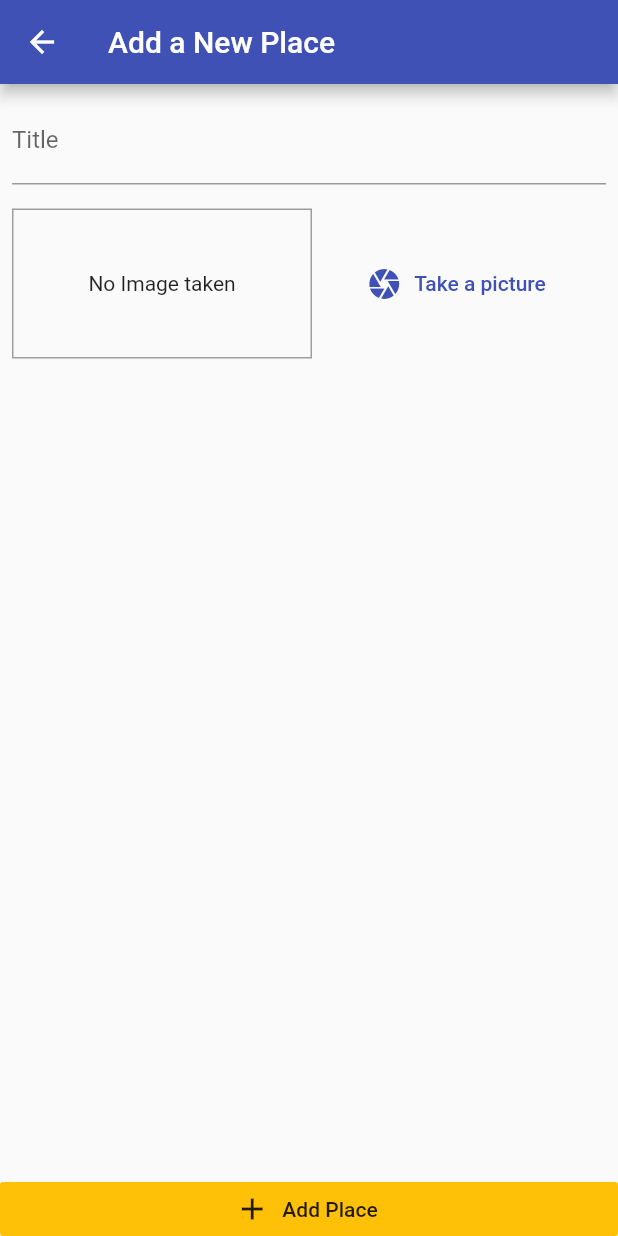
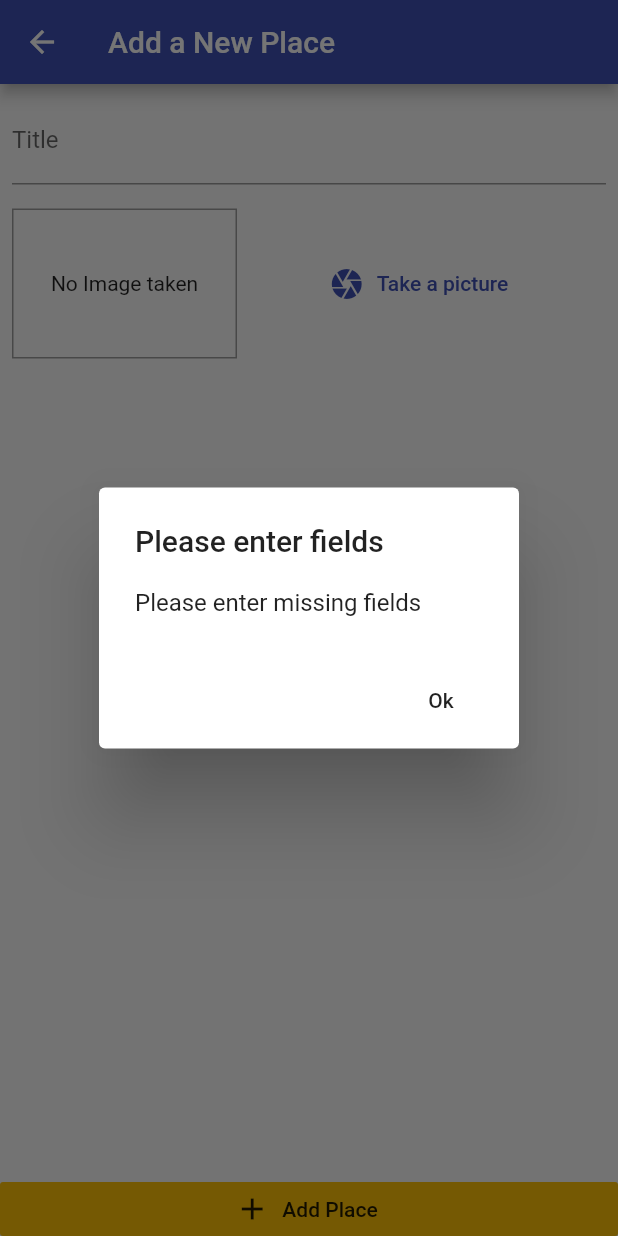
Before and after one commit to AbdoTareq/flutter_great_places, a Flutter app: the AddPlaceScreen screen opened by its route, after a tap on "Add Place", on a phone screen of 412 x 824 dp. Run offline on Flutter 3.47's test engine with Material 2 defaults, Android fonts, the light colour scheme and no system bars; our stand-ins replace image_picker.

Commit message:
feat: Add place to list

```diff
--- a/lib/screens/add_place_screen.dart
+++ b/lib/screens/add_place_screen.dart
@@ -1,11 +1,50 @@
+import 'dart:io';
+
 import 'package:flutter/material.dart';
+import 'package:flutter_great_places/providers/great_places_provider.dart';
 import 'package:flutter_great_places/widgets/image_input.dart';
+import 'package:provider/provider.dart';
 
-class AddPlaceScreen extends StatelessWidget {
+class AddPlaceScreen extends StatefulWidget {
   static const routeName = '/AddPlaceScreen';
+
+  @override
+  _AddPlaceScreenState createState() => _AddPlaceScreenState();
+}
+
+class _AddPlaceScreenState extends State<AddPlaceScreen> {
+  File _pickedImage;
+  TextEditingController _controller = TextEditingController();
+
+  _selectImage(File pickedImage) {
+    _pickedImage = pickedImage;
+  }
+
+  _savePlace() {
+    if (_controller.text.isEmpty || _pickedImage == null) {
+      showDialog(
+          context: context,
+          builder: (ctx) => AlertDialog(
+                title: Text('Please enter fields'),
+                content: Text('Please enter missing fields'),
+                actions: [
+                  FlatButton(
+                    onPressed: () {
+                      Navigator.of(context).pop();
+                    },
+                    child: Text('Ok'),
+                  )
+                ],
+              ));
+      return;
+    }
+    Provider.of<GreatPlacesProvider>(context,listen: false)
+        .addPlace(_controller.text, _pickedImage);
+    Navigator.of(context).pop();
+  }
+
   @override
   Widget build(BuildContext context) {
-    TextEditingController _controller;
     return Scaffold(
       appBar: AppBar(
         title: Text('Add a New Place'),
@@ -22,9 +61,10 @@ class AddPlaceScreen extends StatelessWidget {
                     child: TextField(
                       decoration: InputDecoration(labelText: 'Title'),
                       controller: _controller,
+
                     ),
                   ),
-                  ImageInput(),
+                  ImageInput(_selectImage),
                 ],
               ),
             ),
@@ -33,7 +73,7 @@ class AddPlaceScreen extends StatelessWidget {
             elevation: 0,
             materialTapTargetSize: MaterialTapTargetSize.shrinkWrap,
             color: Theme.of(context).accentColor,
-            onPressed: () {},
+            onPressed: _savePlace,
             icon: Icon(Icons.add),
             label: Text('Add Place'),
           )
--- a/lib/widgets/image_input.dart
+++ b/lib/widgets/image_input.dart
@@ -6,7 +6,9 @@ import 'package:path/path.dart' as path;
 import 'package:path_provider/path_provider.dart' as sysPaths;
 
 class ImageInput extends StatefulWidget {
-  ImageInput({Key key}) : super(key: key);
+  final Function selectImage;
+
+  const ImageInput(this.selectImage);
 
   @override
   _ImageInputState createState() => _ImageInputState();
@@ -18,6 +20,9 @@ class _ImageInputState extends State<ImageInput> {
   Future<void> _takePicture() async {
     final pickedFile =
         await ImagePicker().getImage(source: ImageSource.camera, maxWidth: 600);
+    if (pickedFile == null) {
+      return;
+    }
     setState(() {
       _storedImage = File(pickedFile.path);
     });
@@ -25,6 +30,7 @@ class _ImageInputState extends State<ImageInput> {
     final appDir = await sysPaths.getApplicationDocumentsDirectory();
     final fileName = path.basename(pickedFile.path);
     final savedImage = await imageFile.copy('${appDir.path}/$fileName');
+    widget.selectImage(savedImage);
   }
 
   @override
@@ -35,7 +41,7 @@ class _ImageInputState extends State<ImageInput> {
         child: Row(
           children: [
             Container(
-              width: 200,
+              width: 150,
               height: 100,
               alignment: Alignment.center,
               child: _storedImage != null
```
Also changed, not shown: lib/providers/great_places_provider.dart (+10 -1 lines), lib/screens/places_list_screen.dart (+19 -3 lines).
